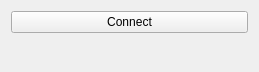
Before: the Qt Designer form modules/TutorialPlugins/TutorialUnit/src/TutorialUnitGui.ui in OFFIS-Automation/Framework, drawn with Qt 5.
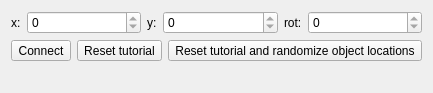
After: the same form once the commit is applied. Icons and pictures are not drawn.

Commit message: added gui for tutorial unit

```diff
--- a/modules/TutorialPlugins/TutorialUnit/src/TutorialUnitGui.ui
+++ b/modules/TutorialPlugins/TutorialUnit/src/TutorialUnitGui.ui
@@ -7,7 +7,7 @@
     <x>0</x>
     <y>0</y>
     <width>259</width>
-    <height>72</height>
+    <height>93</height>
    </rect>
   </property>
   <property name="windowTitle">
@@ -15,14 +15,164 @@
   </property>
   <layout class="QVBoxLayout" name="verticalLayout">
    <item>
-    <widget class="QPushButton" name="connectButton">
-     <property name="text">
-      <string>Connect</string>
-     </property>
-     <property name="checkable">
-      <bool>true</bool>
-     </property>
-    </widget>
+    <layout class="QHBoxLayout" name="horizontalLayout_2">
+     <item>
+      <widget class="QLabel" name="label">
+       <property name="sizePolicy">
+        <sizepolicy hsizetype="Minimum" vsizetype="Minimum">
+         <horstretch>0</horstretch>
+         <verstretch>0</verstretch>
+        </sizepolicy>
+       </property>
+       <property name="text">
+        <string>x:</string>
+       </property>
+      </widget>
+     </item>
+     <item>
+      <widget class="QSpinBox" name="x">
+       <property name="sizePolicy">
+        <sizepolicy hsizetype="Expanding" vsizetype="Fixed">
+         <horstretch>0</horstretch>
+         <verstretch>0</verstretch>
+        </sizepolicy>
+       </property>
+       <property name="readOnly">
+        <bool>true</bool>
+       </property>
+       <property name="minimum">
+        <number>-99999999</number>
+       </property>
+       <property name="maximum">
+        <number>9999999</number>
+       </property>
+      </widget>
+     </item>
+     <item>
+      <widget class="QLabel" name="label_2">
+       <property name="sizePolicy">
+        <sizepolicy hsizetype="Minimum" vsizetype="Minimum">
+         <horstretch>0</horstretch>
+         <verstretch>0</verstretch>
+        </sizepolicy>
+       </property>
+       <property name="text">
+        <string>y:</string>
+       </property>
+      </widget>
+     </item>
+     <item>
+      <widget class="QSpinBox" name="y">
+       <property name="sizePolicy">
+        <sizepolicy hsizetype="Expanding" vsizetype="Fixed">
+         <horstretch>0</horstretch>
+         <verstretch>0</verstretch>
+        </sizepolicy>
+       </property>
+       <property name="readOnly">
+        <bool>true</bool>
+       </property>
+       <property name="minimum">
+        <number>-99999999</number>
+       </property>
+       <property name="maximum">
+        <number>9999999</number>
+       </property>
+      </widget>
+     </item>
+     <item>
+      <widget class="QLabel" name="label_3">
+       <property name="sizePolicy">
+        <sizepolicy hsizetype="Minimum" vsizetype="Minimum">
+         <horstretch>0</horstretch>
+         <verstretch>0</verstretch>
+        </sizepolicy>
+       </property>
+       <property name="text">
+        <string>rot:</string>
+       </property>
+      </widget>
+     </item>
+     <item>
+      <widget class="QSpinBox" name="rot">
+       <property name="sizePolicy">
+        <sizepolicy hsizetype="Expanding" vsizetype="Fixed">
+         <horstretch>0</horstretch>
+         <verstretch>0</verstretch>
+        </sizepolicy>
+       </property>
+       <property name="readOnly">
+        <bool>true</bool>
+       </property>
+       <property name="minimum">
+        <number>-99999999</number>
+       </property>
+       <property name="maximum">
+        <number>9999999</number>
+       </property>
+      </widget>
+     </item>
+    </layout>
+   </item>
+   <item>
+    <layout class="QHBoxLayout" name="horizontalLayout">
+     <item>
+      <widget class="QToolButton" name="connectButton">
+       <property name="text">
+        <string>Connect</string>
+       </property>
+       <property name="icon">
+        <iconset resource="../images/images.qrc">
+         <normaloff>:/TutorialPlugin/disconnect.png</normaloff>
+         <normalon>:/TutorialPlugin/connect.png</normalon>:/TutorialPlugin/disconnect.png</iconset>
+       </property>
+       <property name="checkable">
+        <bool>true</bool>
+       </property>
+      </widget>
+     </item>
+     <item>
+      <spacer name="horizontalSpacer">
+       <property name="orientation">
+        <enum>Qt::Horizontal</enum>
+       </property>
+       <property name="sizeHint" stdset="0">
+        <size>
+         <width>40</width>
+         <height>20</height>
+        </size>
+       </property>
+      </spacer>
+     </item>
+     <item>
+      <widget class="QToolButton" name="resetButton">
+       <property name="toolTip">
+        <string>Reset tutorial</string>
+       </property>
+       <property name="text">
+        <string>Reset tutorial</string>
+       </property>
+       <property name="icon">
+        <iconset resource="../images/images.qrc">
+         <normaloff>:/TutorialPlugin/arrow_undo.png</normaloff>:/TutorialPlugin/arrow_undo.png</iconset>
+       </property>
+      </widget>
+     </item>
+     <item>
+      <widget class="QToolButton" name="resetRandomButton">
+       <property name="toolTip">
+        <string>Reset tutorial and randomize object locations</string>
+       </property>
+       <property name="text">
+        <string>Reset tutorial and randomize object locations</string>
+       </property>
+       <property name="icon">
+        <iconset resource="../images/images.qrc">
+         <normaloff>:/TutorialPlugin/arrow_switch.png</normaloff>:/TutorialPlugin/arrow_switch.png</iconset>
+       </property>
+      </widget>
+     </item>
+    </layout>
    </item>
    <item>
     <spacer name="verticalSpacer">
```
Left out of the diff: 4 changed lines with no effect on the pictures. The commit also changes 12 other files.
